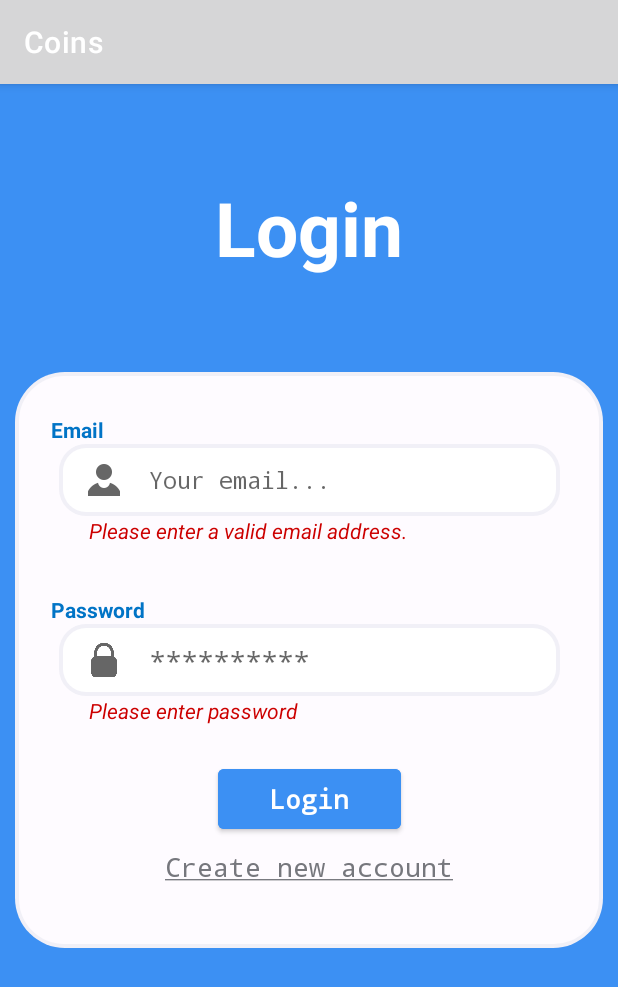
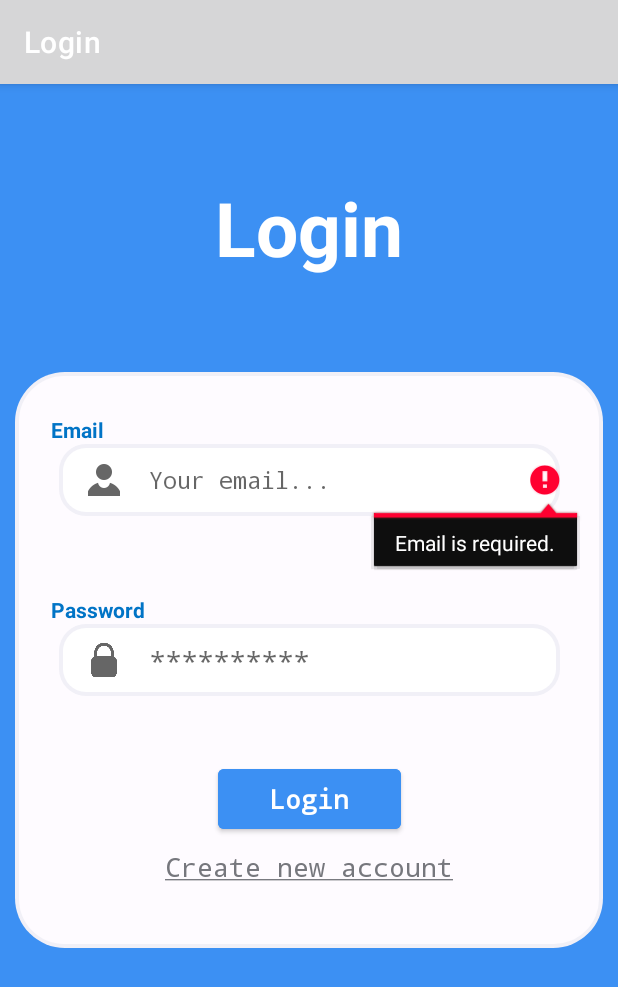
Before and after one commit to ShadyHBedda/Coins-Final, an Android app: the screen it shows after launch (Login), after a tap on "Login", on a phone screen of 412 x 824 dp. Shown: the top 987 px of the screen. Run offline under Robolectric (Android 15) with nearby library versions, the phone set to English and light mode, and no system bars; our stand-ins replace Firebase (no records; nobody signed in at launch, a user with empty details on screens opened directly), navigation-ui.

Commit message:
Improved Login activity: added intent flags to clear activity stack after successful login and added logging for failed login.

```diff
--- a/app/src/main/java/com/example/coins/Login.java
+++ b/app/src/main/java/com/example/coins/Login.java
@@ -6,9 +6,12 @@ import androidx.appcompat.app.AppCompatActivity;
 import android.content.Intent;
 import android.os.Bundle;
 import android.text.TextUtils;
+import android.util.Log;
+import android.util.Patterns;
 import android.view.View;
 import android.widget.Button;
 import android.widget.EditText;
+import android.widget.ProgressBar;
 import android.widget.TextView;
 import android.widget.Toast;
 
@@ -23,12 +26,11 @@ import java.util.regex.Pattern;
 
 public class Login extends AppCompatActivity {
 
-    EditText LoginEmail;
-    EditText LoginPassword;
-    TextView CreateNewAccount;
-    Button btnLogin;
+    private EditText loginEmail, loginPassword;
+    private TextView underEmail, underPassword, CreateNewAccount;
+    private Button btnLogin;
 
-    FirebaseAuth mAuth;
+    FirebaseAuth mAuthLogin;
 
     private static final String TAG = "Login";
 
@@ -37,20 +39,115 @@ public class Login extends AppCompatActivity {
         super.onCreate(savedInstanceState);
         setContentView(R.layout.activity_login);
 
-        LoginEmail = findViewById(R.id.email);
-        LoginPassword = findViewById(R.id.password);
+        getSupportActionBar().setTitle("Login");
+
+        loginEmail = findViewById(R.id.email);
+        loginPassword = findViewById(R.id.password);
+        underEmail = findViewById(R.id.wrongEmail);
+        underPassword = findViewById(R.id.wrongPassword);
         CreateNewAccount = findViewById(R.id.newAcct);
         btnLogin = findViewById(R.id.loginButton);
 
-        mAuth = FirebaseAuth.getInstance();
+        mAuthLogin = FirebaseAuth.getInstance();
 
+
+
+        Intent intent = new Intent(this, Cryptocurrency.class);
+
+        EditText enterPassword = findViewById(R.id.password);
+        String password = enterPassword.getText().toString();
+
+        TextView wrongPassword = findViewById(R.id.wrongPassword);
+        wrongPassword.setText("");
+
+
+        EditText enterEmail = findViewById(R.id.email);
+        String email = enterEmail.getText().toString();
+
+        TextView wrongEmail = findViewById(R.id.wrongEmail);
+        wrongEmail.setText("");
+
+
+
+        // Login user
+        btnLogin = findViewById(R.id.loginButton);
+        btnLogin.setOnClickListener(new View.OnClickListener() {
+            @Override
+            public void onClick(View v) {
+                String email = loginEmail.getText().toString();
+                String password = loginPassword.getText().toString();
+                Boolean valid = true;
+
+                /*
+                String regex = "^[a-zA-Z0-9_!#$%&'*+/=?`{|}~^-]+(?:\\.[a-zA-Z0-9_!#$%&'*+/=?`{|}~^-]+)*@[a-zA-Z0-9-]+(?:\\.[a-zA-Z0-9-]+)*$";
+                Pattern pattern = Pattern.compile(regex);
+                Matcher matcher = pattern.matcher(email);
+                */
+
+                if (TextUtils.isEmpty(email)) {
+                    Toast.makeText(Login.this, "Please enter your email.", Toast.LENGTH_SHORT).show();
+                    loginEmail.setError("Email is required.");
+                    loginEmail.requestFocus();
+                } else if (!Patterns.EMAIL_ADDRESS.matcher(email).matches()) {
+
+                    /*
+                    if (!matcher.matches()){
+                        valid = false;
+                        underEmail.setText("Please enter a valid email address.");
+                    }
+                    */
+
+                    Toast.makeText(Login.this, "Please re-enter your email.", Toast.LENGTH_SHORT).show();
+                    loginEmail.setError("Valid email is required.");
+                    loginEmail.requestFocus();
+                } else if (TextUtils.isEmpty(password)) {
+
+                    /*
+                    if (password.equals("")) {
+                        valid = false;
+                        underPassword.setText("Please enter password");
+                    }
+                    */
+
+                    Toast.makeText(Login.this, "Please enter your password.", Toast.LENGTH_SHORT).show();
+                    loginPassword.setError("Password is required.");
+                    loginPassword.requestFocus();
+                } else {
+                    loginUser(email, password);
+
+                }
+            }
+        });
+
+        /*
         btnLogin.setOnClickListener(view -> {
             onLoginClick();
         });
+         */
 
         CreateNewAccount.setOnClickListener(view ->{
             startActivity(new Intent(Login.this, SignUp.class));
         });
+    }
+
+    private void loginUser(String email, String password) {
+        Intent loginSuccessfulIntent = new Intent(Login.this, Cryptocurrency.class);
+        loginSuccessfulIntent.setFlags(Intent.FLAG_ACTIVITY_CLEAR_TOP | Intent.FLAG_ACTIVITY_CLEAR_TASK
+                | Intent.FLAG_ACTIVITY_NEW_TASK);
+
+
+            mAuthLogin.signInWithEmailAndPassword(email,password).addOnCompleteListener(new OnCompleteListener<AuthResult>() {
+                @Override
+                public void onComplete(@NonNull Task<AuthResult> task) {
+                    if (task.isSuccessful()){
+                        Toast.makeText(Login.this, "Login successful!", Toast.LENGTH_SHORT).show();
+                        startActivity(loginSuccessfulIntent);
+                    } else {
+                        Toast.makeText(Login.this, "Login failed! " + task.getException().getMessage(), Toast.LENGTH_SHORT).show();
+                        Log.w(TAG, "createUserWithEmail:failure", task.getException());
+                    }
+                }
+            });
     }
 
     public void onCreateNewClick(View view){
@@ -74,50 +171,6 @@ public class Login extends AppCompatActivity {
     }
 
     public void onLoginClick(){
-        Intent intent = new Intent(this, Cryptocurrency.class);
 
-        EditText enterPassword = findViewById(R.id.password);
-        String password = enterPassword.getText().toString();
-
-        TextView wrongPassword = findViewById(R.id.wrongPassword);
-        wrongPassword.setText("");
-
-        String regex = "^[a-zA-Z0-9_!#$%&'*+/=?`{|}~^-]+(?:\\.[a-zA-Z0-9_!#$%&'*+/=?`{|}~^-]+)*@[a-zA-Z0-9-]+(?:\\.[a-zA-Z0-9-]+)*$";
-
-        EditText enterEmail = findViewById(R.id.email);
-        String email = enterEmail.getText().toString();
-
-        TextView wrongEmail = findViewById(R.id.wrongEmail);
-        wrongEmail.setText("");
-
-        Pattern pattern = Pattern.compile(regex);
-
-        Matcher matcher = pattern.matcher(email);
-
-        Boolean valid = true;
-
-        if (!matcher.matches()){
-            valid = false;
-            wrongEmail.setText("Please enter a valid email address.");
-        }
-        if (password.equals("")) {
-            valid = false;
-            wrongPassword.setText("Please enter password");
-        }
-        if (valid) {
-            mAuth.signInWithEmailAndPassword(email,password).addOnCompleteListener(new OnCompleteListener<AuthResult>() {
-                @Override
-                public void onComplete(@NonNull Task<AuthResult> task) {
-                    if (task.isSuccessful()){
-                        Toast.makeText(Login.this, "User logged in successfully", Toast.LENGTH_SHORT).show();
-                        startActivity(intent);
-                    } else {
-                        Toast.makeText(Login.this, "Log in Error: " + task.getException().getMessage(), Toast.LENGTH_SHORT).show();
-                    }
-                }
-            });
-
-            startActivity(intent);
-        }
     }
 }
--- a/app/src/main/res/layout/activity_login.xml
+++ b/app/src/main/res/layout/activity_login.xml
@@ -203,7 +203,6 @@
                 android:layout_height="52dp"
                 android:backgroundTint="#3C90F3"
                 android:fontFamily="monospace"
-                android:onClick="onLoginClick"
                 android:text="@string/login_button"
                 android:textAlignment="center"
                 android:textAppearance="@style/TextAppearance.AppCompat.Body1"
```
Also changed, not shown: app/src/main/java/com/example/coins/SignUp.java (+36 -2 lines), app/src/main/java/com/example/coins/UserDetails.java (added, +13 -0 lines).
